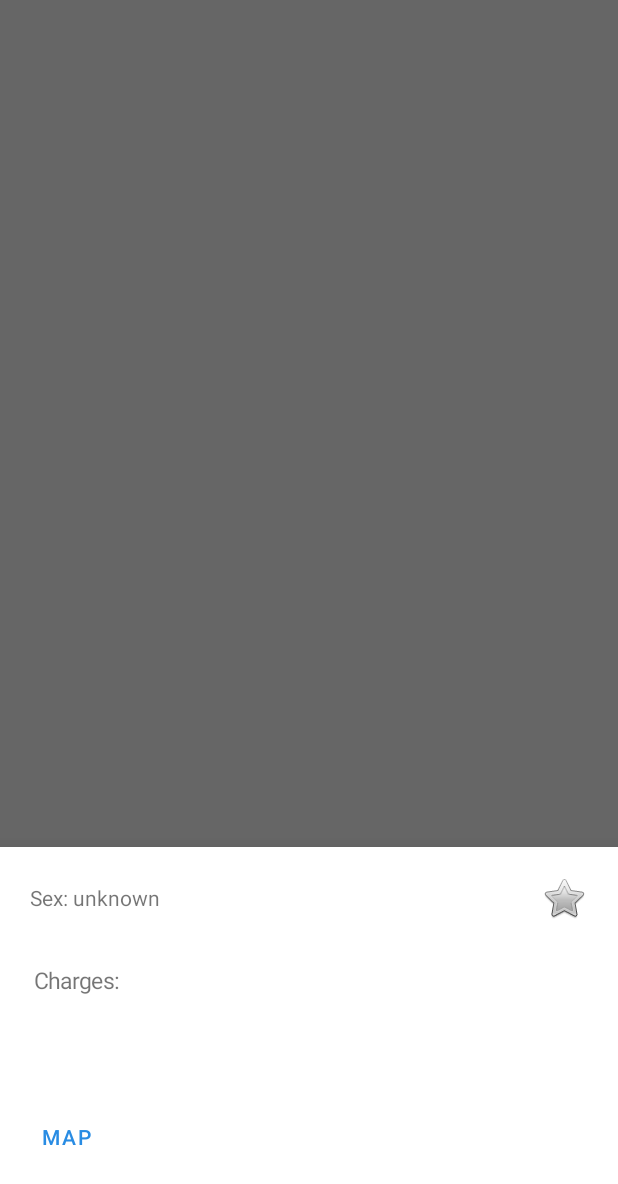
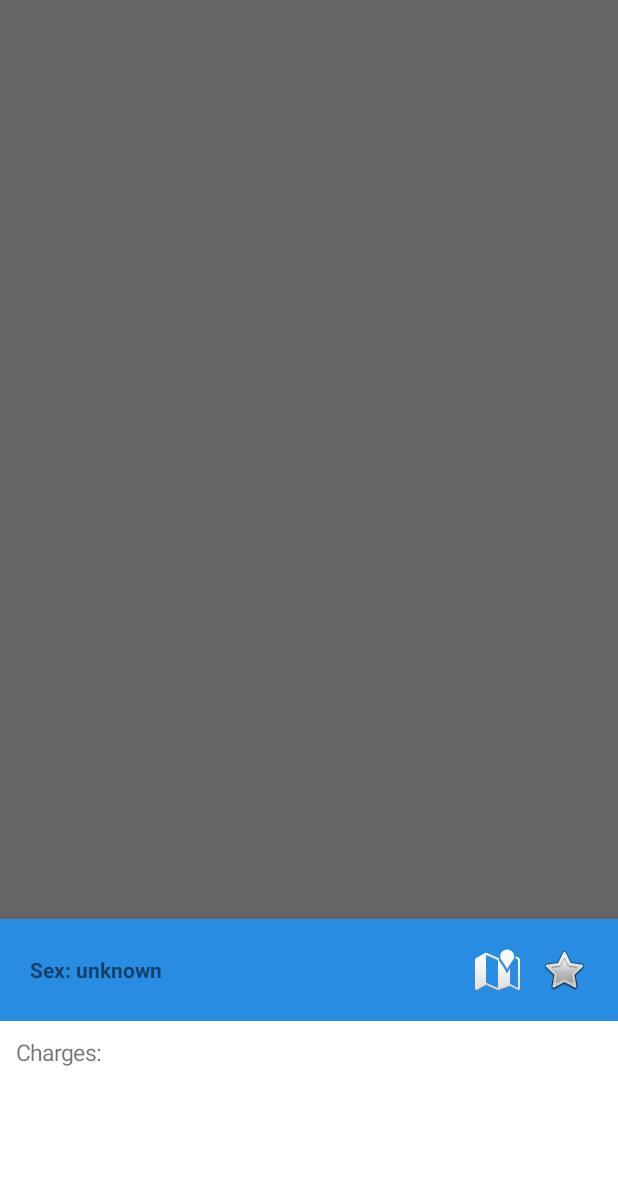
Before and after one commit to Rex2002/tinderpol, an Android app: the fragment NoticeInfoFragment placed in its activity, on a phone screen of 412 x 824 dp. Shown: the top 1184 px of the screen. Run offline under Robolectric (Android 15) with nearby library versions, the phone set to English and light mode, and no system bars; our stand-ins replace Room's generated code, data binding; pictures from the network do not load.

Commit message:
improves look and moves map button

```diff
--- a/app/src/main/res/layout/fragment_notice_info.xml
+++ b/app/src/main/res/layout/fragment_notice_info.xml
@@ -7,7 +7,6 @@
         android:orientation="vertical"
         android:layout_width="match_parent"
         android:layout_height="match_parent"
-        android:paddingLeft="12dp"
         >
 
 
@@ -17,10 +16,9 @@
             app:layout_constraintBottom_toTopOf="@+id/noticeTypeLinearLayout"
             app:layout_constraintLeft_toLeftOf="parent"
             app:layout_constraintRight_toRightOf="parent"
+            android:background="@color/blue"
             android:layout_width="match_parent"
             android:layout_height="wrap_content"
-            android:orientation="horizontal"
-            android:background="?android:attr/selectableItemBackground"
             android:padding="8dp">
 
             <TextView
@@ -30,7 +28,19 @@
                 android:layout_gravity="center_vertical"
                 android:layout_weight="1"
                 android:paddingRight="8dp"
+                android:paddingStart="12dp"
+                android:textStyle="bold"
                 tools:text="@tools:sample/full_names" />
+
+            <ImageButton
+                android:id="@+id/btnMap"
+                android:layout_width="wrap_content"
+                android:layout_height="match_parent"
+                android:scaleType="fitCenter"
+                android:background="@android:color/transparent"
+                android:layout_weight="0"
+                app:srcCompat="@android:drawable/ic_dialog_map"
+                tools:ignore="ContentDescription"/>
 
             <ImageButton
                 android:id="@+id/starNoticeImageButton"
@@ -51,7 +61,10 @@
             android:layout_height="wrap_content"
             android:orientation="horizontal"
             android:background="?android:attr/selectableItemBackground"
-            android:padding="8dp">
+            android:paddingStart="12dp"
+            android:paddingTop="8dp"
+            android:paddingBottom="8dp"
+            >
 
 
             <TextView
@@ -73,8 +86,9 @@
             android:layout_height="wrap_content"
             android:orientation="horizontal"
             android:background="?android:attr/selectableItemBackground"
-            android:padding="8dp"
-            >
+            android:paddingStart="12dp"
+            android:paddingTop="8dp"
+            android:paddingBottom="8dp"            >
 
             <TextView
                 android:id="@+id/crimeDescrText"
@@ -96,7 +110,10 @@
             android:layout_height="wrap_content"
             android:orientation="horizontal"
             android:background="?android:attr/selectableItemBackground"
-            android:padding="8dp">
+            android:paddingStart="12dp"
+            android:paddingTop="8dp"
+            android:paddingBottom="8dp"
+            >
 
 
             <TextView
@@ -119,7 +136,10 @@
             android:layout_height="wrap_content"
             android:orientation="horizontal"
             android:background="?android:attr/selectableItemBackground"
-            android:padding="8dp">
+            android:paddingStart="12dp"
+            android:paddingTop="8dp"
+            android:paddingBottom="8dp"
+            >
 
             <TextView
                 android:id="@+id/physicalsText"
@@ -140,7 +160,9 @@
             android:layout_height="wrap_content"
             android:orientation="horizontal"
             android:background="?android:attr/selectableItemBackground"
-            android:padding="8dp">
+            android:paddingStart="12dp"
+            android:paddingTop="8dp"
+            android:paddingBottom="8dp">
 
 
             <TextView
@@ -150,13 +172,6 @@
                 android:layout_gravity="center_vertical"
                 android:padding="8dp"
                 tools:text="@tools:sample/lorem" />
-
-            <Button
-                android:id="@+id/btnMap"
-                android:layout_width="wrap_content"
-                android:layout_height="wrap_content"
-                android:text="Map" />
-
         </LinearLayout>
 
         <LinearLayout
@@ -168,7 +183,9 @@
             android:layout_height="wrap_content"
             android:orientation="horizontal"
             android:background="?android:attr/selectableItemBackground"
-            android:padding="8dp">
+            android:paddingStart="12dp"
+            android:paddingTop="8dp"
+            android:paddingBottom="8dp">
 
 
             <TextView
```
